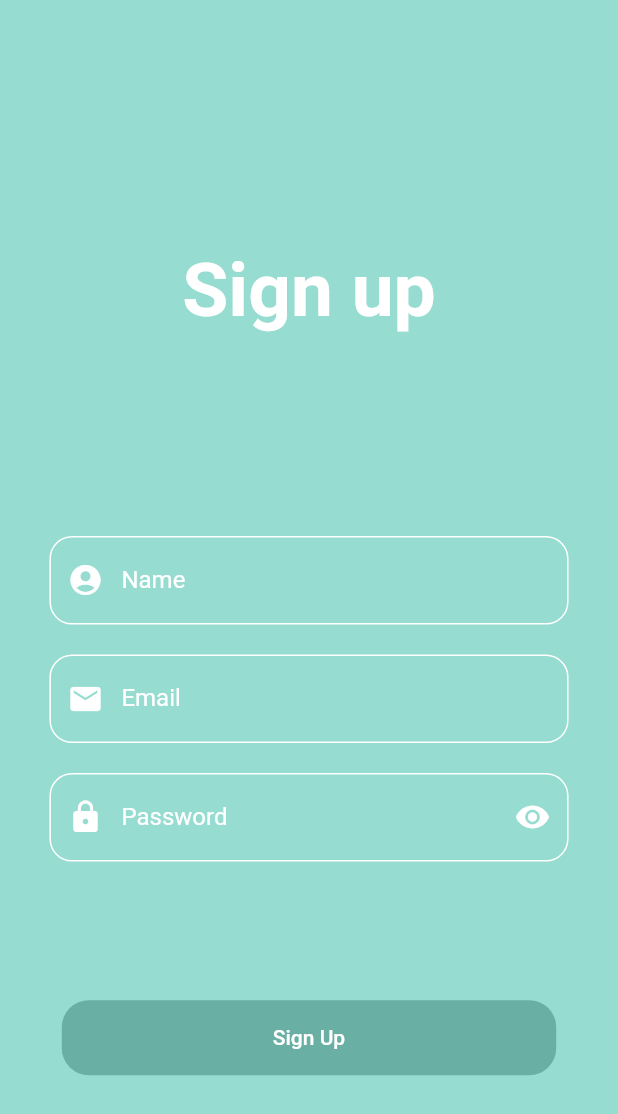
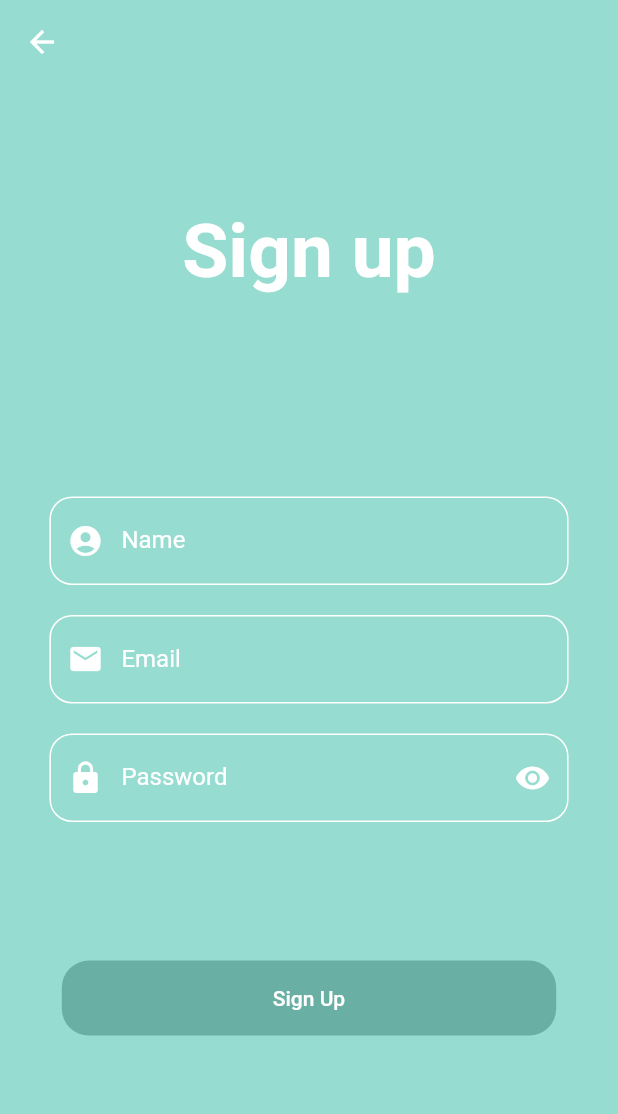
Before and after one commit to md-amimul-ehsan/real_estate_app, a Flutter app: the SignUpScreen screen opened directly, on a phone screen of 412 x 824 dp. Shown: the top 1114 px of the screen. Run offline on Flutter 3.47's test engine with Material 2 defaults, Android fonts, the phone set to English and light mode, and no system bars; network calls fail.

Commit message:
Add the appBar for navigation.

```diff
--- a/lib/views/auth/sign_in_screen.dart
+++ b/lib/views/auth/sign_in_screen.dart
@@ -15,13 +15,17 @@ class _SignInScreenState extends State<SignInScreen> {
     final double screenHeight = MediaQuery.of(context).size.height;
     final double screenWidth = MediaQuery.of(context).size.width;
     return Scaffold(
+      appBar: AppBar(
+        backgroundColor: kPrimaryAccentColor,
+        elevation: 0,
+      ),
       backgroundColor: kPrimaryAccentColor,
       body: SingleChildScrollView(
         child: Column(
           crossAxisAlignment: CrossAxisAlignment.stretch,
           children: [
             SizedBox(
-              height: screenHeight * 0.2,
+              height: screenHeight * 0.1,
             ),
             Text(
               'Sign In',
--- a/lib/views/auth/sign_up_screen.dart
+++ b/lib/views/auth/sign_up_screen.dart
@@ -15,13 +15,17 @@ class _SignUpScreenState extends State<SignUpScreen> {
     final double screenHeight = MediaQuery.of(context).size.height;
     final double screenWidth = MediaQuery.of(context).size.width;
     return Scaffold(
+      appBar: AppBar(
+        backgroundColor: kPrimaryAccentColor,
+        elevation: 0,
+      ),
       backgroundColor: kPrimaryAccentColor,
       body: SingleChildScrollView(
         child: Column(
           crossAxisAlignment: CrossAxisAlignment.stretch,
           children: [
             SizedBox(
-              height: screenHeight * 0.2,
+              height: screenHeight * 0.1,
             ),
             Text(
               'Sign up',
```
